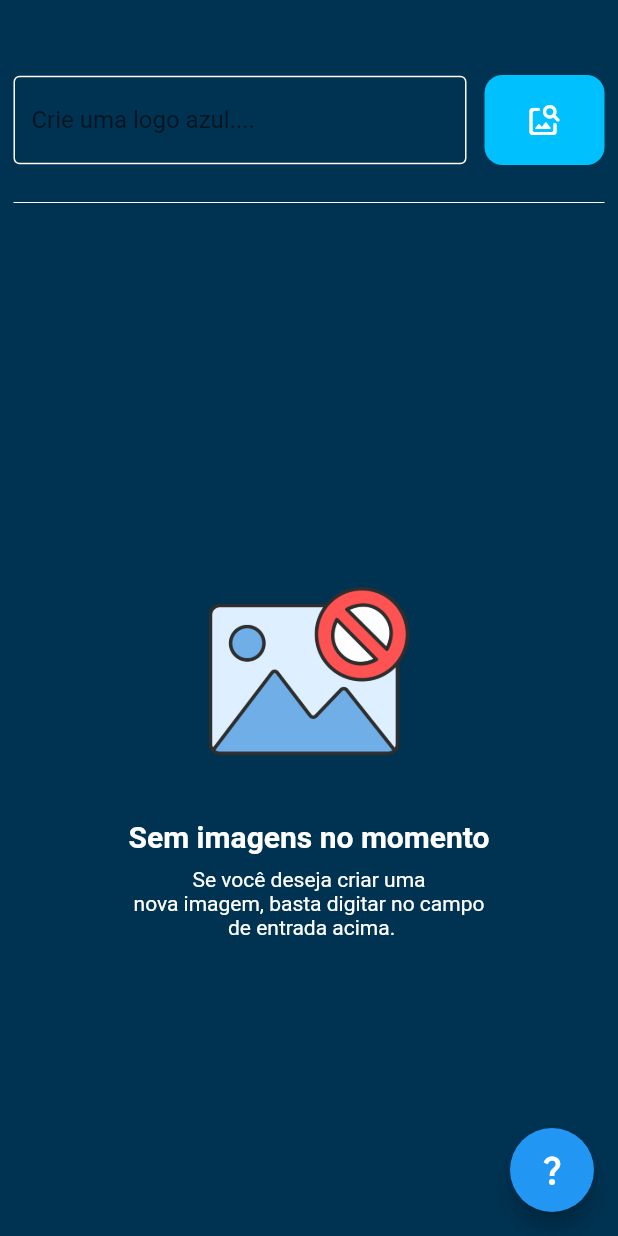
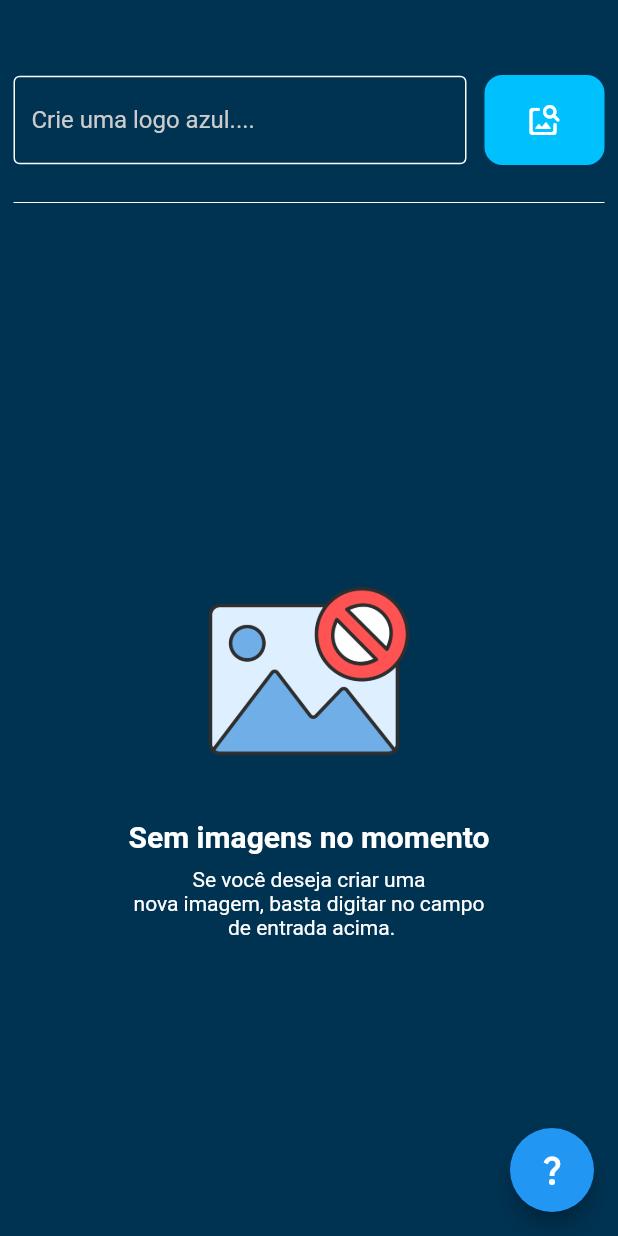
Before and after one commit to Kevin-Sarges/Image-Genius, a Flutter app: the screen it shows after launch, on a phone screen of 412 x 824 dp. Run offline on Flutter 3.47's test engine with Material 2 defaults, Android fonts, the phone set to English and light mode, and no system bars; our stand-ins replace dartz, flutter_bloc, get_it; missing offline and left inert: flutter_config.

Commit message:
feat: add nova cor

```diff
--- a/lib/app/common/color/app_colors.dart
+++ b/lib/app/common/color/app_colors.dart
@@ -4,4 +4,5 @@ class AppColors {
   static Color bluePrimary = const Color(0xFF003352);
   static Color blueSecondary = const Color(0xFF00C0FE);
   static Color white = const Color(0xFFFFFFFF);
+  static Color grey = const Color(0xFFCCCCCC);
 }
```
